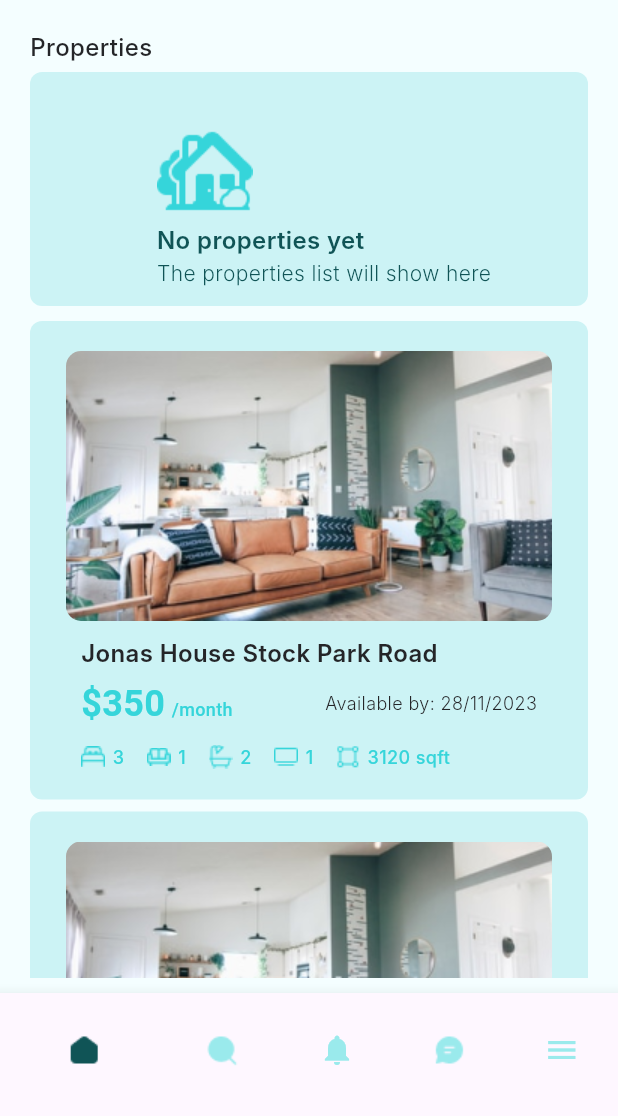
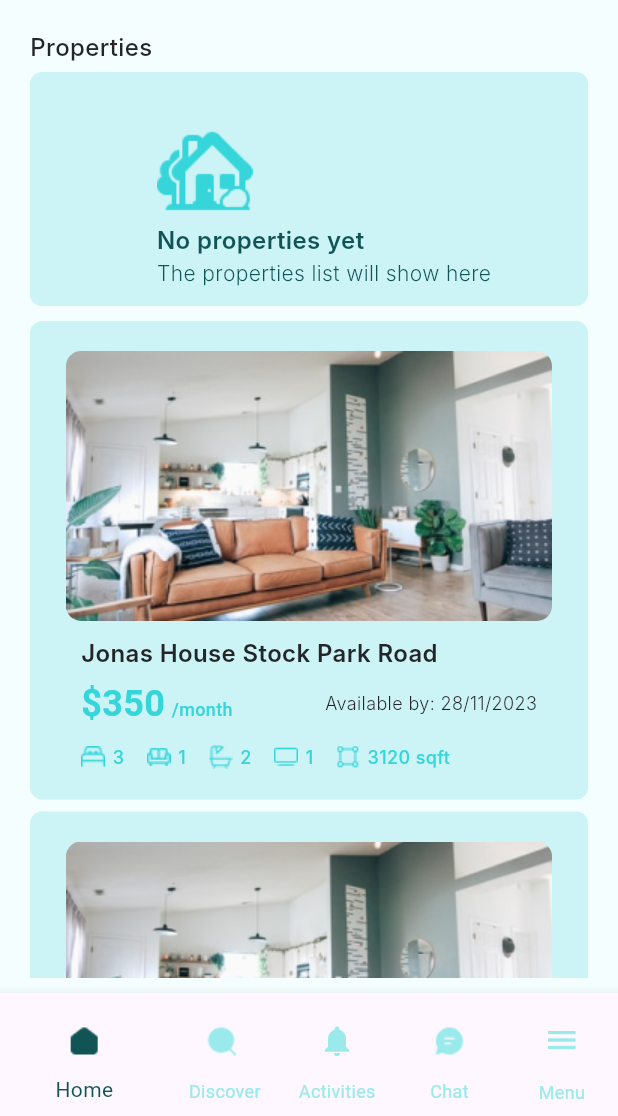
Before and after one commit to Olivi-tech/rentfix, a Flutter app: the Home screen opened by its route, on a phone screen of 412 x 824 dp, the part 120-1236 px from its top. Run offline on Flutter 3.47's test engine with Material 3 defaults, Android fonts, the phone set to English and light mode, and no system bars; our stand-ins replace device_preview, flutter_svg, pinput, syncfusion_flutter_datepicker; Roboto replaces fonts that are missing (Inter).

```diff
--- a/lib/screens/home.dart
+++ b/lib/screens/home.dart
@@ -31,23 +31,50 @@ class _HomeState extends State<Home> {
           child: _widgetOptions.elementAt(indexValue.selectedIndex),
         ),
         bottomNavigationBar: BottomNavigationBar(
-          showSelectedLabels: false,
-          showUnselectedLabels: false,
+          showSelectedLabels: true,
+          showUnselectedLabels: true,
           items: <BottomNavigationBarItem>[
             BottomNavigationBarItem(
-              icon: Image.asset(AppImages.home),
+              icon: Padding(
+                padding: const EdgeInsets.only(bottom: 10.0, top: 12),
+                child: Image.asset(
+                  AppImages.home,
+                  color: indexValue.selectedIndex == 0
+                      ? AppColors.darkGreen
+                      : AppColors.pastelblue,
+                ),
+              ),
               label: "Home",
             ),
             BottomNavigationBarItem(
-              icon: Image.asset(AppImages.search),
+              icon: Padding(
+                padding: const EdgeInsets.only(bottom: 10.0, top: 12),
+                child: Image.asset(
+                  AppImages.search,
+                  color: indexValue.selectedIndex == 1
+                      ? AppColors.darkGreen
+                      : AppColors.pastelblue,
+                ),
+              ),
               label: "Discover",
             ),
             const BottomNavigationBarItem(
-              icon: Icon(Icons.notifications),
+              icon: Padding(
+                padding: EdgeInsets.only(bottom: 10.0, top: 12),
+                child: Icon(Icons.notifications),
+              ),
               label: "Activities",
             ),
             BottomNavigationBarItem(
-              icon: Image.asset(AppImages.chat),
+              icon: Padding(
+                padding: const EdgeInsets.only(bottom: 10.0, top: 12),
+                child: Image.asset(
+                  AppImages.chat,
+                  color: indexValue.selectedIndex == 3
+                      ? AppColors.darkGreen
+                      : AppColors.pastelblue,
+                ),
+              ),
               label: "Chat",
             ),
             BottomNavigationBarItem(
@@ -127,7 +154,6 @@ class _HomeState extends State<Home> {
     DiscoverScreen(),
     ActivitiesScreen(),
     MessageScreen(),
-    // SettingsScreen(),
   ];
 
   void _onItemTapped(int index) {
--- a/lib/screens/offer_screen.dart
+++ b/lib/screens/offer_screen.dart
@@ -238,7 +238,9 @@ class _OfferScreenState extends State<OfferScreen> {
         text: 'Submit',
         width: MediaQuery.of(context).size.width,
         textColor: AppColors.white,
-        onPressed: () {},
+        onPressed: () {
+          Navigator.of(context).pop();
+        },
       )
     ]);
   }
--- a/lib/screens/profile_screen.dart
+++ b/lib/screens/profile_screen.dart
@@ -24,8 +24,8 @@ class ProfileScreen extends StatelessWidget {
                   height: 20,
                 ),
                 CustomContainer(
-                  width: mq.width * 0.38,
-                  height: mq.height * 0.18,
+                  width: mq.width * 0.35,
+                  height: mq.height * 0.16,
                   shapeDecoration: BoxDecoration(
                     color: AppColors.white,
                     borderRadius: BorderRadius.circular(20),
@@ -313,7 +313,7 @@ class ProfileScreen extends StatelessWidget {
           ),
           Positioned(
             top: 130,
-            left: 225,
+            left: 255,
             child: CustomContainer(
               width: mq.width * 0.11,
               height: mq.height * 0.05,
```
Also changed, not shown: assets/images/home.png.
